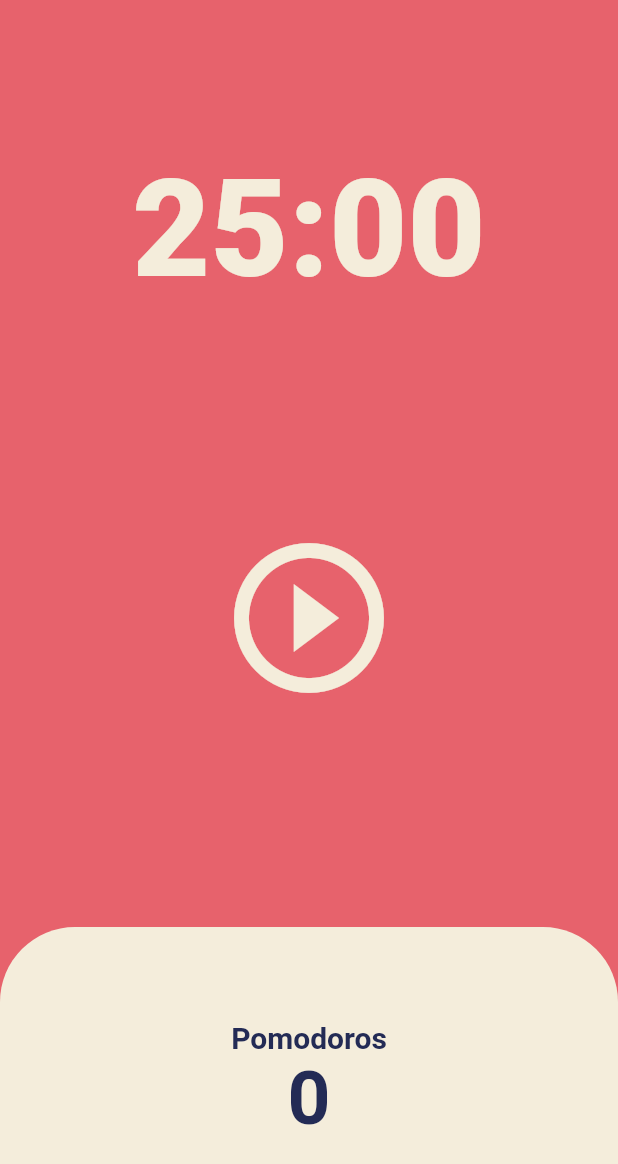
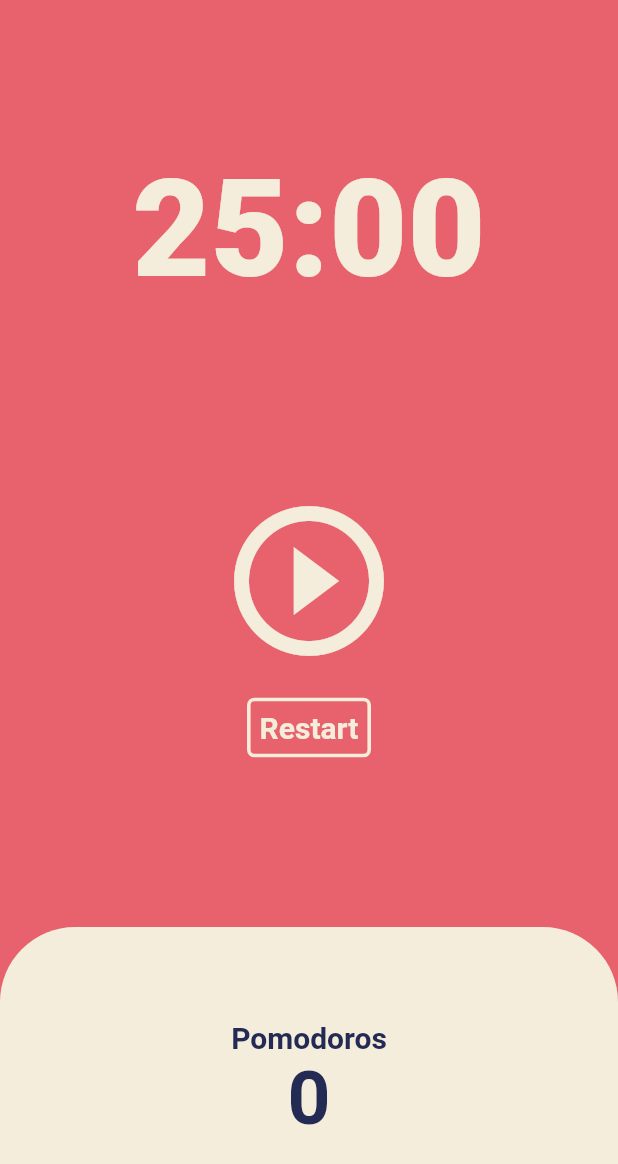
Before and after one commit to cattynip/kirvy-mobile, a Flutter app: the screen it shows after launch, on a phone screen of 412 x 824 dp. Shown: the top 1164 px of the screen. Run offline on Flutter 3.47's test engine with Material 2 defaults, Android fonts, the phone set to English and light mode, and no system bars.

Commit message:
#5.4 Code Challenge

```diff
--- a/lib/screens/home_screen.dart
+++ b/lib/screens/home_screen.dart
@@ -1,6 +1,3 @@
-import 'dart:ffi';
-import 'dart:math';
-
 import 'package:flutter/material.dart';
 import 'dart:async';
 
@@ -32,6 +29,11 @@ class HomeScreenState extends State<HomeScreen> {
     setState(() {
       isRunning = false;
     });
+  }
+
+  void onRestartPressed() {
+    onStopPressed();
+    totalSeconds = defaultInitialSeconds;
   }
 
   void onTick(Timer timer) {
@@ -81,7 +83,10 @@ class HomeScreenState extends State<HomeScreen> {
           Flexible(
             flex: 2,
             child: Center(
-              child: IconButton(
+              child: Column(
+                mainAxisAlignment: MainAxisAlignment.center,
+                children: [
+                  IconButton(
                     onPressed: isRunning ? onStopPressed : onStartPressed,
                     icon: Icon(
                       isRunning
@@ -90,6 +95,32 @@ class HomeScreenState extends State<HomeScreen> {
                     ),
                     iconSize: 120,
                     color: Theme.of(context).cardColor,
+                  ),
+                  const SizedBox(
+                    height: 10,
+                  ),
+                  GestureDetector(
+                    onTap: onRestartPressed,
+                    child: Container(
+                      padding: const EdgeInsets.all(6),
+                      decoration: BoxDecoration(
+                        borderRadius: BorderRadius.circular(5),
+                        border: Border.all(
+                          color: Theme.of(context).cardColor,
+                          width: 2.4,
+                        ),
+                      ),
+                      child: Text(
+                        "Restart",
+                        style: TextStyle(
+                          color: Theme.of(context).cardColor,
+                          fontSize: 20,
+                          fontWeight: FontWeight.w600,
+                        ),
+                      ),
+                    ),
+                  )
+                ],
               ),
             ),
           ),
```
Lines whose indentation alone changed are shown as unchanged.
